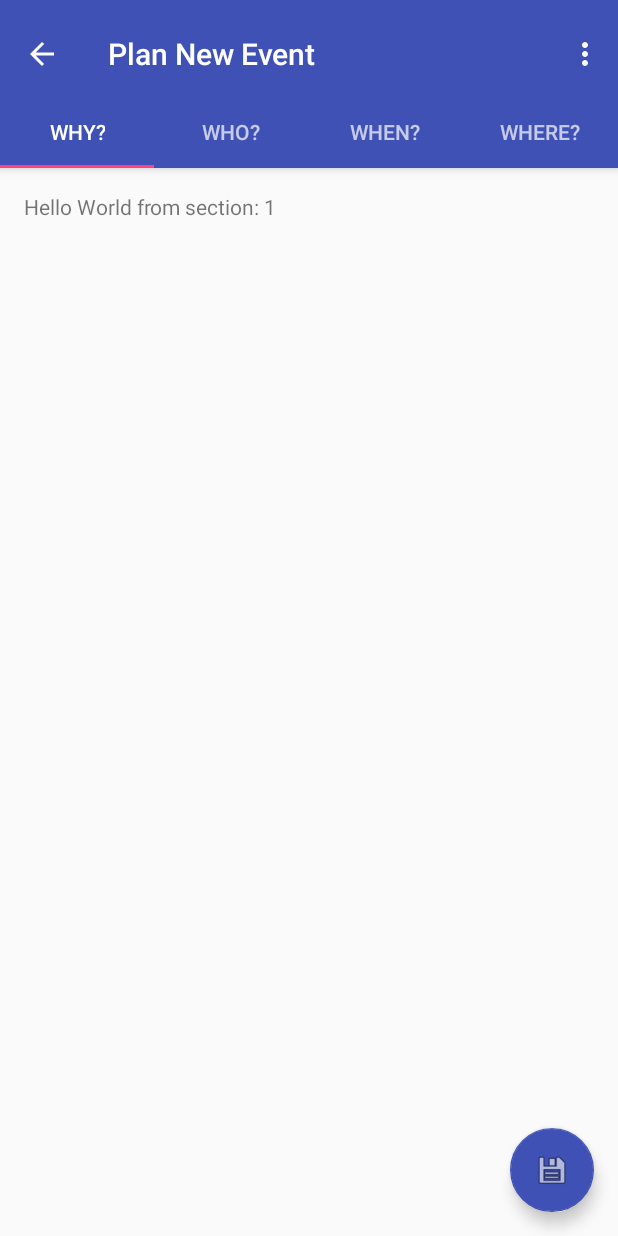
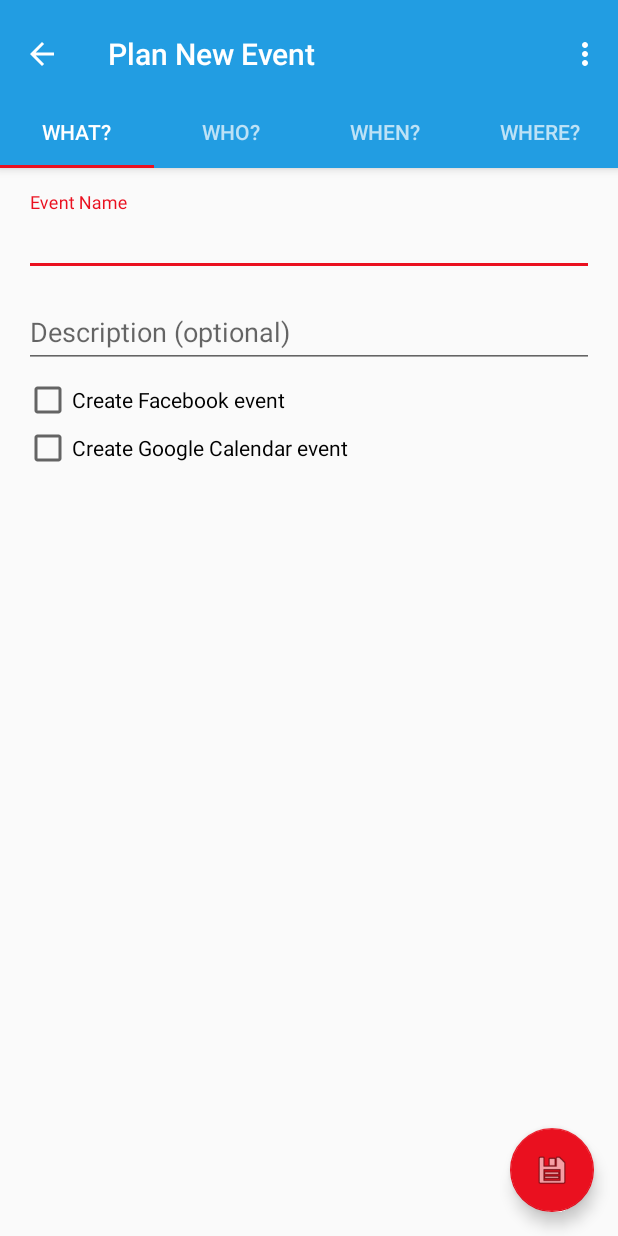
Before and after one commit to BaxSoftware/PlanIt-Android, an Android app: the screen it shows after launch (CreateEventActivity), after a tap on an icon or button, on a phone screen of 412 x 824 dp. Run offline under Robolectric (Android 15) with nearby library versions, the phone set to English and light mode, and no system bars; our stand-ins replace Firebase (no records; nobody signed in at launch, a user with empty details on screens opened directly); libraries missing offline, so code that uses them is left out: com.facebook, com.facebook.appevents; 3 statements that could not run were skipped.

Commit message:
Abstracted out PlanItActivity for bootstrapping purposes, preliminary UI for general tab of create event activity, color scheme change, other small changes

```diff
--- a/app/build.gradle
+++ b/app/build.gradle
@@ -26,6 +26,8 @@ dependencies {
     compile 'com.android.support.constraint:constraint-layout:1.0.0-alpha2'
     compile 'com.google.firebase:firebase-auth:9.0.1'
     compile 'com.google.firebase:firebase-analytics:9.0.0'
+    compile 'com.google.firebase:firebase-config:9.0.0'
+    compile 'com.google.firebase:firebase-database:9.0.0'
     compile 'com.google.firebase:firebase-messaging:9.0.0'
     compile 'com.google.android.gms:play-services-auth:9.0.1'
     compile 'com.facebook.android:facebook-android-sdk:[4,5)'
--- a/app/src/main/java/com/baxsoftware/planit/CreateEventActivity.java
+++ b/app/src/main/java/com/baxsoftware/planit/CreateEventActivity.java
@@ -19,7 +19,7 @@ import android.view.ViewGroup;
 
 import android.widget.TextView;
 
-public class CreateEventActivity extends AppCompatActivity {
+public class CreateEventActivity extends PlanItActivity {
 
     /**
      * The {@link android.support.v4.view.PagerAdapter} that will provide
@@ -125,6 +125,22 @@ public class CreateEventActivity extends AppCompatActivity {
     }
 
     /**
+     * A fragment containing view for general ("What?") tab
+     */
+    public static class GeneralTabFragment extends Fragment {
+
+        public GeneralTabFragment() {
+        }
+
+        @Override
+        public View onCreateView(LayoutInflater inflater, ViewGroup container,
+                                 Bundle savedInstanceState) {
+            View rootView = inflater.inflate(R.layout.fragment_create_event_general, container, false);
+            return rootView;
+        }
+    }
+
+    /**
      * A {@link FragmentPagerAdapter} that returns a fragment corresponding to
      * one of the sections/tabs/pages.
      */
@@ -136,9 +152,10 @@ public class CreateEventActivity extends AppCompatActivity {
 
         @Override
         public Fragment getItem(int position) {
-            // getItem is called to instantiate the fragment for the given page.
-            // Return a PlaceholderFragment (defined as a static inner class below).
-            return PlaceholderFragment.newInstance(position + 1);
+            if (position == 0)
+                return new GeneralTabFragment();
+            else
+                return PlaceholderFragment.newInstance(position + 1);
         }
 
         @Override
@@ -151,7 +168,7 @@ public class CreateEventActivity extends AppCompatActivity {
         public CharSequence getPageTitle(int position) {
             switch (position) {
                 case 0:
-                    return "Why?";
+                    return "What?";
                 case 1:
                     return "Who?";
                 case 2:
--- a/app/src/main/java/com/baxsoftware/planit/LoginActivity.java
+++ b/app/src/main/java/com/baxsoftware/planit/LoginActivity.java
@@ -34,10 +34,8 @@ import com.google.firebase.auth.GoogleAuthProvider;
 
 import com.facebook.FacebookSdk;
 
-public class LoginActivity extends AppCompatActivity implements View.OnClickListener {
+public class LoginActivity extends PlanItActivity implements View.OnClickListener {
 
-    private FirebaseAuth mAuth;
-    private EventsManager mEvents;
     private static GoogleApiClient mGoogleApiClient;
     private static CallbackManager mCallbackManager;
 
@@ -48,13 +46,6 @@ public class LoginActivity extends AppCompatActivity implements View.OnClickList
     protected void onCreate(Bundle savedInstanceState) {
         super.onCreate(savedInstanceState);
         setContentView(R.layout.activity_login);
-
-        // Init or get event manager
-        mEvents = EventsManager.getInstance();
-        mEvents.updateContext(this.getApplicationContext());
-
-        // Init Firebase Auth
-        mAuth = FirebaseAuth.getInstance();
 
         // Init Google sign-in
         // Setup sign-in options
@@ -70,16 +61,13 @@ public class LoginActivity extends AppCompatActivity implements View.OnClickList
                 .addApi(AppIndex.API)
                 .build();
 
-        mAuth.signOut();
-
         // Setup the button
         SignInButton signInButton = (SignInButton) findViewById(R.id.google_sign_in_button);
         signInButton.setSize(SignInButton.SIZE_WIDE);
         signInButton.setScopes(gso.getScopeArray());
         signInButton.setOnClickListener(this);
 
-        // Init Facebook sign-in
-        FacebookSdk.sdkInitialize(getApplicationContext());
+        // Init Facebook callback manager
         mCallbackManager = CallbackManager.Factory.create();
 
         // Setup the Button
@@ -108,7 +96,6 @@ public class LoginActivity extends AppCompatActivity implements View.OnClickList
     public void onStart() {
         super.onStart();
         mGoogleApiClient.connect();
-        mAuth.addAuthStateListener(mEvents.mAuthListener);
         AppIndex.AppIndexApi.start(mGoogleApiClient, getIndexApiAction());
     }
 
@@ -116,9 +103,6 @@ public class LoginActivity extends AppCompatActivity implements View.OnClickList
     public void onStop() {
         super.onStop();
         AppIndex.AppIndexApi.end(mGoogleApiClient, getIndexApiAction());
-        if (mEvents.mAuthListener != null) {
-            mAuth.removeAuthStateListener(mEvents.mAuthListener);
-        }
         mGoogleApiClient.disconnect();
     }
 
--- a/app/src/main/java/com/baxsoftware/planit/MainActivity.java
+++ b/app/src/main/java/com/baxsoftware/planit/MainActivity.java
@@ -21,34 +21,12 @@ import com.google.firebase.analytics.FirebaseAnalytics;
 import com.google.firebase.auth.FirebaseAuth;
 import com.google.firebase.auth.FirebaseUser;
 
-public class MainActivity extends AppCompatActivity
+public class MainActivity extends PlanItActivity
         implements NavigationView.OnNavigationItemSelectedListener {
-
-    private FirebaseAuth mAuth;
-    private FirebaseUser mUser;
-    private FirebaseAnalytics mAnalytics;
-    private EventsManager mEvents;
 
     @Override
     protected void onCreate(Bundle savedInstanceState) {
         super.onCreate(savedInstanceState);
-
-        // Init or get event manager
-        mEvents = EventsManager.getInstance();
-        mEvents.updateContext(this.getApplicationContext());
-
-        // Init Firebase Analytics
-        mAnalytics = FirebaseAnalytics.getInstance(this);
-
-        // Init Facebook SDK
-        FacebookSdk.sdkInitialize(getApplicationContext());
-        AppEventsLogger.activateApp(this);
-
-        // Check login and forward to login if not authenticated
-        mAuth = FirebaseAuth.getInstance();
-        mUser = mAuth.getCurrentUser();
-
-        // TODO: Bootstrap
 
         // Setup the main activity frontend
         setContentView(R.layout.activity_main);
@@ -78,20 +56,6 @@ public class MainActivity extends AppCompatActivity
             TextView navEmail = (TextView) navHeader.findViewById(R.id.navEmail);
             navUser.setText(mUser.getDisplayName());
             navEmail.setText(mUser.getEmail());
-        }
-    }
-
-    @Override
-    public void onStart() {
-        super.onStart();
-        mAuth.addAuthStateListener(mEvents.mAuthListener);
-    }
-
-    @Override
-    public void onStop() {
-        super.onStop();
-        if (mEvents.mAuthListener != null) {
-            mAuth.removeAuthStateListener(mEvents.mAuthListener);
         }
     }
 
--- /dev/null
+++ b/app/src/main/java/com/baxsoftware/planit/PlanItActivity.java
@@ -0,0 +1,55 @@
+package com.baxsoftware.planit;
+
+import android.os.Bundle;
+import android.support.v7.app.AppCompatActivity;
+
+import com.facebook.FacebookSdk;
+import com.facebook.appevents.AppEventsLogger;
+import com.google.firebase.analytics.FirebaseAnalytics;
+import com.google.firebase.auth.FirebaseAuth;
+import com.google.firebase.auth.FirebaseUser;
+
+public class PlanItActivity extends AppCompatActivity {
+    protected FirebaseAnalytics mAnalytics;
+    protected FirebaseAuth mAuth;
+    protected FirebaseUser mUser;
+
+    protected EventsManager mEvents;
+
+    @Override
+    protected void onCreate(Bundle savedInstanceState)
+    {
+        super.onCreate(savedInstanceState);
+
+        // Init or get event manager
+        mEvents = EventsManager.getInstance();
+        mEvents.updateContext(this.getApplicationContext());
+
+        // Init Firebase Analytics
+        mAnalytics = FirebaseAnalytics.getInstance(this);
+
+        // Init Firebase Auth
+        mAuth = FirebaseAuth.getInstance();
+        mUser = mAuth.getCurrentUser();
+
+        // Init Facebook SDK
+        FacebookSdk.sdkInitialize(getApplicationContext());
+        AppEventsLogger.activateApp(getApplication());
+
+        // TODO: Should we move Google API here for indexing purposes?
+    }
+
+    @Override
+    public void onStart() {
+        super.onStart();
+        mAuth.addAuthStateListener(mEvents.mAuthListener);
+    }
+
+    @Override
+    public void onStop() {
+        super.onStop();
+        if (mEvents.mAuthListener != null) {
+            mAuth.removeAuthStateListener(mEvents.mAuthListener);
+        }
+    }
+}
--- a/app/src/main/res/drawable/side_nav_bar.xml
+++ b/app/src/main/res/drawable/side_nav_bar.xml
@@ -3,7 +3,7 @@
     <gradient
         android:angle="135"
         android:centerColor="@color/colorPrimary"
-        android:endColor="@color/colorAccent"
+        android:endColor="@color/colorAccentLight"
         android:startColor="@color/colorPrimaryDark"
         android:type="linear" />
 </shape>
--- a/app/src/main/res/layout/activity_create_event.xml
+++ b/app/src/main/res/layout/activity_create_event.xml
@@ -45,6 +45,6 @@
         android:layout_gravity="end|bottom"
         android:layout_margin="@dimen/fab_margin"
         android:src="@android:drawable/ic_menu_save"
-        app:backgroundTint="?attr/colorPrimary" />
+        app:backgroundTint="?attr/colorAccent" />
 
 </android.support.design.widget.CoordinatorLayout>
--- a/app/src/main/res/layout/activity_login.xml
+++ b/app/src/main/res/layout/activity_login.xml
@@ -26,7 +26,7 @@
         android:layout_height="wrap_content"
         android:id="@+id/loginBrand"
         android:textSize="36sp"
-        android:textColor="@android:color/darker_gray"
+        android:textColor="@android:color/background_light"
         app:layout_constraintLeft_toLeftOf="@+id/activity_login"
         app:layout_constraintTop_toBottomOf="@+id/loginLogo"
         android:layout_marginTop="16dp"
@@ -54,6 +54,6 @@
         app:layout_constraintRight_toRightOf="@+id/activity_login"
         app:layout_constraintBottom_toTopOf="@+id/facebook_sign_in_button"
         android:layout_marginBottom="8dp"
-        app:layout_constraintVertical_bias="0.91" />
+        app:layout_constraintVertical_bias="0.90999997" />
 
 </android.support.constraint.ConstraintLayout>
--- a/app/src/main/res/layout/app_bar_main.xml
+++ b/app/src/main/res/layout/app_bar_main.xml
@@ -30,7 +30,7 @@
         android:layout_gravity="bottom|end"
         android:layout_margin="@dimen/fab_margin"
         android:src="@android:drawable/ic_menu_edit"
-        app:backgroundTint="?attr/colorPrimary"
+        app:backgroundTint="?attr/colorAccent"
         app:fabSize="normal" />
 
 </android.support.design.widget.CoordinatorLayout>
--- /dev/null
+++ b/app/src/main/res/layout/fragment_create_event_general.xml
@@ -0,0 +1,58 @@
+<RelativeLayout xmlns:android="http://schemas.android.com/apk/res/android"
+    xmlns:tools="http://schemas.android.com/tools"
+    android:layout_width="match_parent"
+    android:layout_height="match_parent"
+    android:paddingBottom="@dimen/activity_vertical_margin"
+    android:paddingLeft="@dimen/activity_horizontal_margin"
+    android:paddingRight="@dimen/activity_horizontal_margin"
+    android:paddingTop="@dimen/activity_vertical_margin"
+    tools:context="com.baxsoftware.planit.CreateEventActivity$GeneralTabFragment">
+
+    <android.support.design.widget.TextInputLayout
+        android:id="@+id/eventNameWrapper"
+        android:layout_width="match_parent"
+        android:layout_height="wrap_content"
+        android:layout_centerHorizontal="true">
+    <EditText
+        android:layout_width="match_parent"
+        android:layout_height="wrap_content"
+        android:inputType="text|textCapWords"
+        android:ems="10"
+        android:id="@+id/eventName"
+        android:hint="@string/ic_event_name" />
+    </android.support.design.widget.TextInputLayout>
+
+    <android.support.design.widget.TextInputLayout
+        android:id="@+id/eventDescriptionWrapper"
+        android:layout_width="match_parent"
+        android:layout_height="wrap_content"
+        android:layout_below="@id/eventNameWrapper"
+        android:layout_marginTop="5dp">
+        <EditText
+            android:layout_width="match_parent"
+            android:layout_height="wrap_content"
+            android:inputType="textMultiLine"
+            android:ems="10"
+            android:id="@+id/eventDescription"
+            android:hint="@string/ic_description"/>
+    </android.support.design.widget.TextInputLayout>
+
+    <CheckBox
+        android:text="@string/in_createfb"
+        android:layout_width="wrap_content"
+        android:layout_height="wrap_content"
+        android:layout_below="@+id/eventDescriptionWrapper"
+        android:layout_alignParentStart="true"
+        android:layout_marginTop="5dp"
+        android:id="@+id/eventCreateFB"
+        android:layout_alignParentEnd="true" />
+
+    <CheckBox
+        android:text="@string/in_creategcevent"
+        android:layout_width="wrap_content"
+        android:layout_height="wrap_content"
+        android:layout_below="@+id/eventCreateFB"
+        android:layout_alignParentStart="true"
+        android:id="@+id/eventCreateGEvent"
+        android:layout_alignParentEnd="true" />
+</RelativeLayout>
--- a/app/src/main/res/values/colors.xml
+++ b/app/src/main/res/values/colors.xml
@@ -1,6 +1,7 @@
 <?xml version="1.0" encoding="utf-8"?>
 <resources>
-    <color name="colorPrimary">#3F51B5</color>
-    <color name="colorPrimaryDark">#303F9F</color>
-    <color name="colorAccent">#FF4081</color>
+    <color name="colorPrimary">#229DE2</color>
+    <color name="colorPrimaryDark">#144190</color>
+    <color name="colorAccent">#EA101F</color>
+    <color name="colorAccentLight">#FF4081</color>
 </resources>
--- a/app/src/main/res/values/strings.xml
+++ b/app/src/main/res/values/strings.xml
@@ -11,4 +11,9 @@
     <string name="action_search">Search</string>
     <string name="title_activity_create_event">Plan New Event</string>
     <string name="section_format">Hello World from section: %1$d</string>
+    <string name="in_createfb">Create Facebook event</string>
+    <string name="in_creategcevent">Create Google Calendar event</string>
+    <string name="in_deleteevent">Delete Event</string>
+    <string name="ic_event_name">Event Name</string>
+    <string name="ic_description">Description (optional)</string>
 </resources>
```
